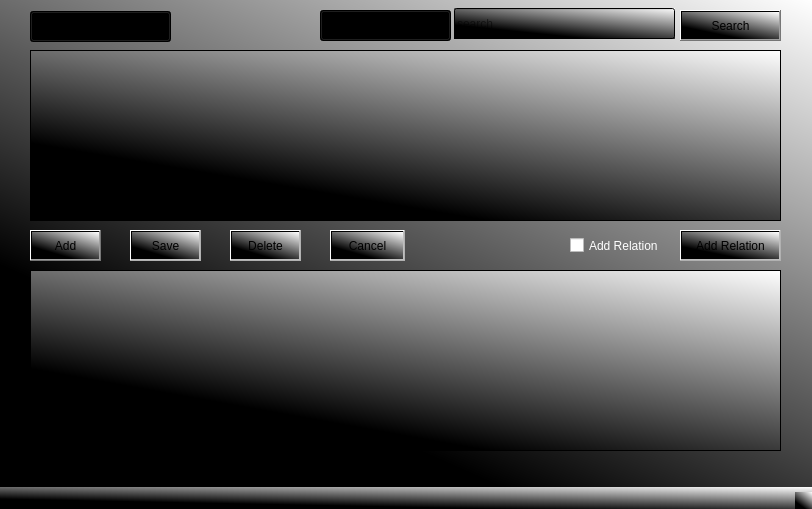
annakrih/T113VLN1-3, file gui.ui: the form before one commit.
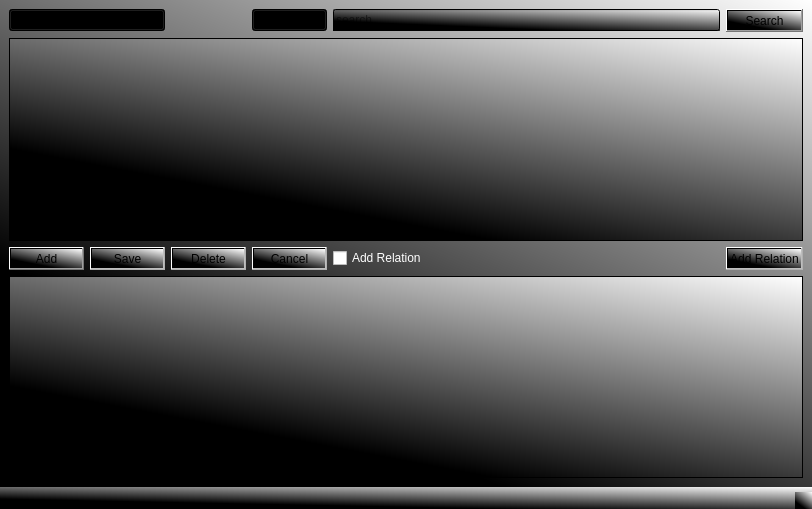
The form after the commit.

The edit to the form file:
```diff
--- a/gui.ui
+++ b/gui.ui
@@ -18,15 +18,59 @@
 color: white;</string>
   </property>
   <widget class="QWidget" name="centralwidget">
+   <layout class="QGridLayout" name="gridLayout">
+    <item row="0" column="0" colspan="2">
+     <widget class="QComboBox" name="comboBox">
+      <property name="styleSheet">
+       <string notr="true">background-color: qconicalgradient(cx:1, cy:0, angle:0, stop:0 rgba(35, 40, 3, 255), stop:0.16 rgba(136, 106, 22, 255), stop:0.225 rgba(166, 140, 41, 255), stop:0.285 rgba(204, 181, 74, 255), stop:0.345 rgba(235, 219, 102, 255), stop:0.415 rgba(245, 236, 112, 255), stop:0.52 rgba(209, 190, 76, 255), stop:0.57 rgba(187, 156, 51, 255), stop:0.635 rgba(168, 142, 42, 255), stop:0.695 rgba(202, 174, 68, 255), stop:0.75 rgba(218, 202, 86, 255), stop:0.815 rgba(208, 187, 73, 255), stop:0.88 rgba(187, 156, 51, 255), stop:0.935 rgba(137, 108, 26, 255), stop:1 rgba(35, 40, 3, 255));
+color: rgb(0, 0, 0);</string>
+      </property>
+      <item>
+       <property name="text">
+        <string>Person</string>
+       </property>
+      </item>
+      <item>
+       <property name="text">
+        <string>Computer</string>
+       </property>
+      </item>
+     </widget>
+    </item>
+    <item row="0" column="3">
+     <widget class="QComboBox" name="searchComboBox">
+      <property name="styleSheet">
+       <string notr="true">background-color: qconicalgradient(cx:1, cy:0.0340909, angle:0, stop:0 rgba(35, 40, 3, 255), stop:0.16 rgba(136, 106, 22, 255), stop:0.225 rgba(166, 140, 41, 255), stop:0.285 rgba(204, 181, 74, 255), stop:0.345 rgba(235, 219, 102, 255), stop:0.415 rgba(245, 236, 112, 255), stop:0.52 rgba(209, 190, 76, 255), stop:0.57 rgba(187, 156, 51, 255), stop:0.635 rgba(168, 142, 42, 255), stop:0.695 rgba(202, 174, 68, 255), stop:0.75 rgba(218, 202, 86, 255), stop:0.815 rgba(208, 187, 73, 255), stop:0.88 rgba(187, 156, 51, 255), stop:0.935 rgba(137, 108, 26, 255), stop:1 rgba(35, 40, 3, 255));
+color: rgb(0, 0, 0);
+</string>
+      </property>
+     </widget>
+    </item>
+    <item row="0" column="4">
+     <widget class="QLineEdit" name="quickSearchInput">
+      <property name="styleSheet">
+       <string notr="true">background-color: qconicalgradient(cx:1, cy:0, angle:0, stop:0 rgba(35, 40, 3, 255), stop:0.16 rgba(136, 106, 22, 255), stop:0.225 rgba(166, 140, 41, 255), stop:0.285 rgba(204, 181, 74, 255), stop:0.345 rgba(235, 219, 102, 255), stop:0.415 rgba(245, 236, 112, 255), stop:0.52 rgba(209, 190, 76, 255), stop:0.57 rgba(187, 156, 51, 255), stop:0.635 rgba(168, 142, 42, 255), stop:0.695 rgba(202, 174, 68, 255), stop:0.75 rgba(218, 202, 86, 255), stop:0.815 rgba(208, 187, 73, 255), stop:0.88 rgba(187, 156, 51, 255), stop:0.935 rgba(137, 108, 26, 255), stop:1 rgba(35, 40, 3, 255));
+color: rgb(0, 0, 0);
+</string>
+      </property>
+      <property name="placeholderText">
+       <string>search</string>
+      </property>
+     </widget>
+    </item>
+    <item row="0" column="5">
+     <widget class="QPushButton" name="searchButton">
+      <property name="styleSheet">
+       <string notr="true">color: rgb(0, 0, 0);
+background-color: qconicalgradient(cx:1, cy:0, angle:0, stop:0 rgba(35, 40, 3, 255), stop:0.16 rgba(136, 106, 22, 255), stop:0.225 rgba(166, 140, 41, 255), stop:0.285 rgba(204, 181, 74, 255), stop:0.345 rgba(235, 219, 102, 255), stop:0.415 rgba(245, 236, 112, 255), stop:0.52 rgba(209, 190, 76, 255), stop:0.57 rgba(187, 156, 51, 255), stop:0.635 rgba(168, 142, 42, 255), stop:0.695 rgba(202, 174, 68, 255), stop:0.75 rgba(218, 202, 86, 255), stop:0.815 rgba(208, 187, 73, 255), stop:0.88 rgba(187, 156, 51, 255), stop:0.935 rgba(137, 108, 26, 255), stop:1 rgba(35, 40, 3, 255));</string>
+      </property>
+      <property name="text">
+       <string>Search</string>
+      </property>
+     </widget>
+    </item>
+    <item row="1" column="0" colspan="6">
    <widget class="QTableView" name="tableView">
-    <property name="geometry">
-     <rect>
-      <x>30</x>
-      <y>50</y>
-      <width>751</width>
-      <height>171</height>
-     </rect>
-    </property>
     <property name="styleSheet">
      <string notr="true">background-color: qconicalgradient(cx:1, cy:0.0340909, angle:0, stop:0 rgba(35, 40, 3, 255), stop:0.16 rgba(136, 106, 22, 255), stop:0.225 rgba(166, 140, 41, 255), stop:0.285 rgba(204, 181, 74, 255), stop:0.345 rgba(235, 219, 102, 255), stop:0.415 rgba(245, 236, 112, 255), stop:0.52 rgba(209, 190, 76, 255), stop:0.57 rgba(187, 156, 51, 255), stop:0.635 rgba(168, 142, 42, 255), stop:0.695 rgba(202, 174, 68, 255), stop:0.75 rgba(218, 202, 86, 255), stop:0.815 rgba(208, 187, 73, 255), stop:0.88 rgba(187, 156, 51, 255), stop:0.935 rgba(137, 108, 26, 255), stop:1 rgba(35, 40, 3, 255));
 border-top-color: qconicalgradient(cx:1, cy:0.0340909, angle:0, stop:0 rgba(35, 40, 3, 255), stop:0.16 rgba(136, 106, 22, 255), stop:0.225 rgba(166, 140, 41, 255), stop:0.285 rgba(204, 181, 74, 255), stop:0.345 rgba(235, 219, 102, 255), stop:0.415 rgba(245, 236, 112, 255), stop:0.52 rgba(209, 190, 76, 255), stop:0.57 rgba(187, 156, 51, 255), stop:0.635 rgba(168, 142, 42, 255), stop:0.695 rgba(202, 174, 68, 255), stop:0.75 rgba(218, 202, 86, 255), stop:0.815 rgba(208, 187, 73, 255), stop:0.88 rgba(187, 156, 51, 255), stop:0.935 rgba(137, 108, 26, 255), stop:1 rgba(35, 40, 3, 255));
@@ -46,15 +90,9 @@
      <bool>false</bool>
     </attribute>
    </widget>
+    </item>
+    <item row="2" column="0">
    <widget class="QPushButton" name="addEditButton">
-    <property name="geometry">
-     <rect>
-      <x>30</x>
-      <y>230</y>
-      <width>71</width>
-      <height>31</height>
-     </rect>
-    </property>
     <property name="styleSheet">
      <string notr="true">background-color: qconicalgradient(cx:1, cy:0, angle:0, stop:0 rgba(35, 40, 3, 255), stop:0.16 rgba(136, 106, 22, 255), stop:0.225 rgba(166, 140, 41, 255), stop:0.285 rgba(204, 181, 74, 255), stop:0.345 rgba(235, 219, 102, 255), stop:0.415 rgba(245, 236, 112, 255), stop:0.52 rgba(209, 190, 76, 255), stop:0.57 rgba(187, 156, 51, 255), stop:0.635 rgba(168, 142, 42, 255), stop:0.695 rgba(202, 174, 68, 255), stop:0.75 rgba(218, 202, 86, 255), stop:0.815 rgba(208, 187, 73, 255), stop:0.88 rgba(187, 156, 51, 255), stop:0.935 rgba(137, 108, 26, 255), stop:1 rgba(35, 40, 3, 255));
 color: rgb(0, 0, 0);</string>
@@ -63,18 +101,12 @@
      <string>Add</string>
     </property>
    </widget>
+    </item>
+    <item row="2" column="1">
    <widget class="QPushButton" name="saveButton">
     <property name="enabled">
      <bool>false</bool>
     </property>
-    <property name="geometry">
-     <rect>
-      <x>130</x>
-      <y>230</y>
-      <width>71</width>
-      <height>31</height>
-     </rect>
-    </property>
     <property name="styleSheet">
      <string notr="true">background-color: qconicalgradient(cx:1, cy:0, angle:0, stop:0 rgba(35, 40, 3, 255), stop:0.16 rgba(136, 106, 22, 255), stop:0.225 rgba(166, 140, 41, 255), stop:0.285 rgba(204, 181, 74, 255), stop:0.345 rgba(235, 219, 102, 255), stop:0.415 rgba(245, 236, 112, 255), stop:0.52 rgba(209, 190, 76, 255), stop:0.57 rgba(187, 156, 51, 255), stop:0.635 rgba(168, 142, 42, 255), stop:0.695 rgba(202, 174, 68, 255), stop:0.75 rgba(218, 202, 86, 255), stop:0.815 rgba(208, 187, 73, 255), stop:0.88 rgba(187, 156, 51, 255), stop:0.935 rgba(137, 108, 26, 255), stop:1 rgba(35, 40, 3, 255));
 color: rgb(0, 0, 0);</string>
@@ -83,18 +115,12 @@
      <string>Save</string>
     </property>
    </widget>
+    </item>
+    <item row="2" column="2">
    <widget class="QPushButton" name="deleteButton">
     <property name="enabled">
      <bool>false</bool>
     </property>
-    <property name="geometry">
-     <rect>
-      <x>230</x>
-      <y>230</y>
-      <width>71</width>
-      <height>31</height>
-     </rect>
-    </property>
     <property name="styleSheet">
      <string notr="true">background-color: qconicalgradient(cx:1, cy:0, angle:0, stop:0 rgba(35, 40, 3, 255), stop:0.16 rgba(136, 106, 22, 255), stop:0.225 rgba(166, 140, 41, 255), stop:0.285 rgba(204, 181, 74, 255), stop:0.345 rgba(235, 219, 102, 255), stop:0.415 rgba(245, 236, 112, 255), stop:0.52 rgba(209, 190, 76, 255), stop:0.57 rgba(187, 156, 51, 255), stop:0.635 rgba(168, 142, 42, 255), stop:0.695 rgba(202, 174, 68, 255), stop:0.75 rgba(218, 202, 86, 255), stop:0.815 rgba(208, 187, 73, 255), stop:0.88 rgba(187, 156, 51, 255), stop:0.935 rgba(137, 108, 26, 255), stop:1 rgba(35, 40, 3, 255));
 color: rgb(0, 0, 0);
@@ -105,18 +131,12 @@
      <string>Delete</string>
     </property>
    </widget>
+    </item>
+    <item row="2" column="3">
    <widget class="QPushButton" name="revertButton">
     <property name="enabled">
      <bool>false</bool>
     </property>
-    <property name="geometry">
-     <rect>
-      <x>330</x>
-      <y>230</y>
-      <width>75</width>
-      <height>31</height>
-     </rect>
-    </property>
     <property name="styleSheet">
      <string notr="true">background-color: qconicalgradient(cx:1, cy:0, angle:0, stop:0 rgba(35, 40, 3, 255), stop:0.16 rgba(136, 106, 22, 255), stop:0.225 rgba(166, 140, 41, 255), stop:0.285 rgba(204, 181, 74, 255), stop:0.345 rgba(235, 219, 102, 255), stop:0.415 rgba(245, 236, 112, 255), stop:0.52 rgba(209, 190, 76, 255), stop:0.57 rgba(187, 156, 51, 255), stop:0.635 rgba(168, 142, 42, 255), stop:0.695 rgba(202, 174, 68, 255), stop:0.75 rgba(218, 202, 86, 255), stop:0.815 rgba(208, 187, 73, 255), stop:0.88 rgba(187, 156, 51, 255), stop:0.935 rgba(137, 108, 26, 255), stop:1 rgba(35, 40, 3, 255));
 color: rgb(0, 0, 0);</string>
@@ -125,109 +145,9 @@
      <string>Cancel</string>
     </property>
    </widget>
-   <widget class="QComboBox" name="comboBox">
-    <property name="geometry">
-     <rect>
-      <x>30</x>
-      <y>11</y>
-      <width>141</width>
-      <height>31</height>
-     </rect>
-    </property>
-    <property name="styleSheet">
-     <string notr="true">background-color: qconicalgradient(cx:1, cy:0, angle:0, stop:0 rgba(35, 40, 3, 255), stop:0.16 rgba(136, 106, 22, 255), stop:0.225 rgba(166, 140, 41, 255), stop:0.285 rgba(204, 181, 74, 255), stop:0.345 rgba(235, 219, 102, 255), stop:0.415 rgba(245, 236, 112, 255), stop:0.52 rgba(209, 190, 76, 255), stop:0.57 rgba(187, 156, 51, 255), stop:0.635 rgba(168, 142, 42, 255), stop:0.695 rgba(202, 174, 68, 255), stop:0.75 rgba(218, 202, 86, 255), stop:0.815 rgba(208, 187, 73, 255), stop:0.88 rgba(187, 156, 51, 255), stop:0.935 rgba(137, 108, 26, 255), stop:1 rgba(35, 40, 3, 255));
-color: rgb(0, 0, 0);</string>
-    </property>
-    <item>
-     <property name="text">
-      <string>Person</string>
-     </property>
     </item>
-    <item>
-     <property name="text">
-      <string>Computer</string>
-     </property>
-    </item>
-   </widget>
-   <widget class="QPushButton" name="searchButton">
-    <property name="geometry">
-     <rect>
-      <x>680</x>
-      <y>10</y>
-      <width>101</width>
-      <height>31</height>
-     </rect>
-    </property>
-    <property name="styleSheet">
-     <string notr="true">color: rgb(0, 0, 0);
-background-color: qconicalgradient(cx:1, cy:0, angle:0, stop:0 rgba(35, 40, 3, 255), stop:0.16 rgba(136, 106, 22, 255), stop:0.225 rgba(166, 140, 41, 255), stop:0.285 rgba(204, 181, 74, 255), stop:0.345 rgba(235, 219, 102, 255), stop:0.415 rgba(245, 236, 112, 255), stop:0.52 rgba(209, 190, 76, 255), stop:0.57 rgba(187, 156, 51, 255), stop:0.635 rgba(168, 142, 42, 255), stop:0.695 rgba(202, 174, 68, 255), stop:0.75 rgba(218, 202, 86, 255), stop:0.815 rgba(208, 187, 73, 255), stop:0.88 rgba(187, 156, 51, 255), stop:0.935 rgba(137, 108, 26, 255), stop:1 rgba(35, 40, 3, 255));</string>
-    </property>
-    <property name="text">
-     <string>Search</string>
-    </property>
-   </widget>
-   <widget class="QLineEdit" name="quickSearchInput">
-    <property name="geometry">
-     <rect>
-      <x>454</x>
-      <y>8</y>
-      <width>221</width>
-      <height>31</height>
-     </rect>
-    </property>
-    <property name="styleSheet">
-     <string notr="true">background-color: qconicalgradient(cx:1, cy:0, angle:0, stop:0 rgba(35, 40, 3, 255), stop:0.16 rgba(136, 106, 22, 255), stop:0.225 rgba(166, 140, 41, 255), stop:0.285 rgba(204, 181, 74, 255), stop:0.345 rgba(235, 219, 102, 255), stop:0.415 rgba(245, 236, 112, 255), stop:0.52 rgba(209, 190, 76, 255), stop:0.57 rgba(187, 156, 51, 255), stop:0.635 rgba(168, 142, 42, 255), stop:0.695 rgba(202, 174, 68, 255), stop:0.75 rgba(218, 202, 86, 255), stop:0.815 rgba(208, 187, 73, 255), stop:0.88 rgba(187, 156, 51, 255), stop:0.935 rgba(137, 108, 26, 255), stop:1 rgba(35, 40, 3, 255));
-color: rgb(0, 0, 0);
-</string>
-    </property>
-    <property name="placeholderText">
-     <string>search</string>
-    </property>
-   </widget>
-   <widget class="QTableView" name="tableView_2">
-    <property name="geometry">
-     <rect>
-      <x>30</x>
-      <y>270</y>
-      <width>751</width>
-      <height>181</height>
-     </rect>
-    </property>
-    <property name="styleSheet">
-     <string notr="true">color: rgb(0, 0, 0);
-background-color: qconicalgradient(cx:1, cy:0, angle:0, stop:0 rgba(35, 40, 3, 255), stop:0.16 rgba(136, 106, 22, 255), stop:0.225 rgba(166, 140, 41, 255), stop:0.285 rgba(204, 181, 74, 255), stop:0.345 rgba(235, 219, 102, 255), stop:0.415 rgba(245, 236, 112, 255), stop:0.52 rgba(209, 190, 76, 255), stop:0.57 rgba(187, 156, 51, 255), stop:0.635 rgba(168, 142, 42, 255), stop:0.695 rgba(202, 174, 68, 255), stop:0.75 rgba(218, 202, 86, 255), stop:0.815 rgba(208, 187, 73, 255), stop:0.88 rgba(187, 156, 51, 255), stop:0.935 rgba(137, 108, 26, 255), stop:1 rgba(35, 40, 3, 255));</string>
-    </property>
-    <attribute name="horizontalHeaderHighlightSections">
-     <bool>false</bool>
-    </attribute>
-    <attribute name="verticalHeaderHighlightSections">
-     <bool>false</bool>
-    </attribute>
-   </widget>
-   <widget class="QComboBox" name="searchComboBox">
-    <property name="geometry">
-     <rect>
-      <x>320</x>
-      <y>10</y>
-      <width>131</width>
-      <height>31</height>
-     </rect>
-    </property>
-    <property name="styleSheet">
-     <string notr="true">background-color: qconicalgradient(cx:1, cy:0.0340909, angle:0, stop:0 rgba(35, 40, 3, 255), stop:0.16 rgba(136, 106, 22, 255), stop:0.225 rgba(166, 140, 41, 255), stop:0.285 rgba(204, 181, 74, 255), stop:0.345 rgba(235, 219, 102, 255), stop:0.415 rgba(245, 236, 112, 255), stop:0.52 rgba(209, 190, 76, 255), stop:0.57 rgba(187, 156, 51, 255), stop:0.635 rgba(168, 142, 42, 255), stop:0.695 rgba(202, 174, 68, 255), stop:0.75 rgba(218, 202, 86, 255), stop:0.815 rgba(208, 187, 73, 255), stop:0.88 rgba(187, 156, 51, 255), stop:0.935 rgba(137, 108, 26, 255), stop:1 rgba(35, 40, 3, 255));
-color: rgb(0, 0, 0);
-</string>
-    </property>
-   </widget>
+    <item row="2" column="4">
    <widget class="QCheckBox" name="editRelation">
-    <property name="geometry">
-     <rect>
-      <x>570</x>
-      <y>230</y>
-      <width>111</width>
-      <height>31</height>
-     </rect>
-    </property>
     <property name="styleSheet">
      <string notr="true">background: none;
 color:white;</string>
@@ -236,18 +156,12 @@
      <string>Add Relation</string>
     </property>
    </widget>
+    </item>
+    <item row="2" column="5">
    <widget class="QPushButton" name="addRelButton">
     <property name="enabled">
      <bool>false</bool>
     </property>
-    <property name="geometry">
-     <rect>
-      <x>680</x>
-      <y>230</y>
-      <width>101</width>
-      <height>31</height>
-     </rect>
-    </property>
     <property name="styleSheet">
      <string notr="true">background-color: qconicalgradient(cx:1, cy:0, angle:0, stop:0 rgba(35, 40, 3, 255), stop:0.16 rgba(136, 106, 22, 255), stop:0.225 rgba(166, 140, 41, 255), stop:0.285 rgba(204, 181, 74, 255), stop:0.345 rgba(235, 219, 102, 255), stop:0.415 rgba(245, 236, 112, 255), stop:0.52 rgba(209, 190, 76, 255), stop:0.57 rgba(187, 156, 51, 255), stop:0.635 rgba(168, 142, 42, 255), stop:0.695 rgba(202, 174, 68, 255), stop:0.75 rgba(218, 202, 86, 255), stop:0.815 rgba(208, 187, 73, 255), stop:0.88 rgba(187, 156, 51, 255), stop:0.935 rgba(137, 108, 26, 255), stop:1 rgba(35, 40, 3, 255));
 color: rgb(0, 0, 0);</string>
@@ -256,6 +170,22 @@
      <string>Add Relation</string>
     </property>
    </widget>
+    </item>
+    <item row="3" column="0" colspan="6">
+     <widget class="QTableView" name="tableView_2">
+      <property name="styleSheet">
+       <string notr="true">color: rgb(0, 0, 0);
+background-color: qconicalgradient(cx:1, cy:0, angle:0, stop:0 rgba(35, 40, 3, 255), stop:0.16 rgba(136, 106, 22, 255), stop:0.225 rgba(166, 140, 41, 255), stop:0.285 rgba(204, 181, 74, 255), stop:0.345 rgba(235, 219, 102, 255), stop:0.415 rgba(245, 236, 112, 255), stop:0.52 rgba(209, 190, 76, 255), stop:0.57 rgba(187, 156, 51, 255), stop:0.635 rgba(168, 142, 42, 255), stop:0.695 rgba(202, 174, 68, 255), stop:0.75 rgba(218, 202, 86, 255), stop:0.815 rgba(208, 187, 73, 255), stop:0.88 rgba(187, 156, 51, 255), stop:0.935 rgba(137, 108, 26, 255), stop:1 rgba(35, 40, 3, 255));</string>
+      </property>
+      <attribute name="horizontalHeaderHighlightSections">
+       <bool>false</bool>
+      </attribute>
+      <attribute name="verticalHeaderHighlightSections">
+       <bool>false</bool>
+      </attribute>
+     </widget>
+    </item>
+   </layout>
    <zorder>searchComboBox</zorder>
    <zorder>addEditButton</zorder>
    <zorder>saveButton</zorder>
```
Lines whose indentation alone changed are shown as unchanged.
